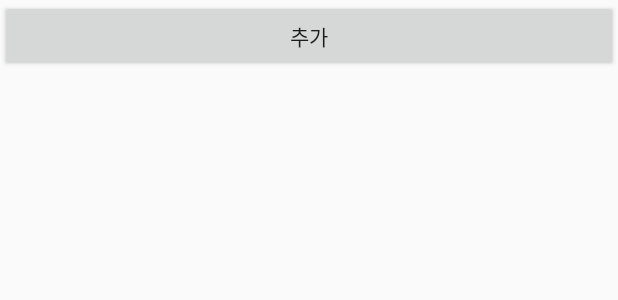
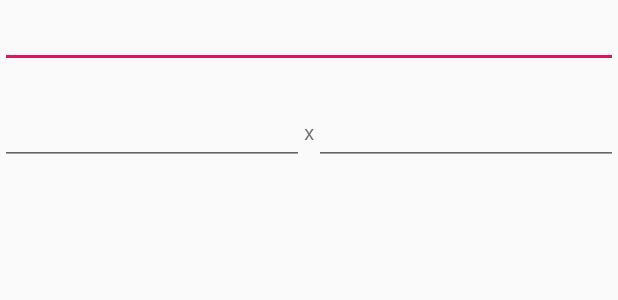
Before and after one commit to man-ramen-black/JustApp, an Android app: the layout activity_main.xml on its own in the app's theme, with its tools: preview values and no code run, on a phone screen of 412 x 824 dp. Shown: the top 300 px of the screen. Run offline under Robolectric (Android 15) with nearby library versions, the phone set to English and light mode, and no system bars.

Commit message:
기능: RxJava로 구구단 개발

```diff
--- a/app/build.gradle
+++ b/app/build.gradle
@@ -36,4 +36,6 @@ dependencies {
     implementation 'androidx.constraintlayout:constraintlayout:1.1.3'
     implementation 'androidx.room:room-runtime:2.2.0-alpha01'
     annotationProcessor "androidx.room:room-compiler:2.2.0-alpha01"
+
+    implementation "io.reactivex.rxjava3:rxjava:3.0.0-RC1"
 }
--- a/app/src/main/res/layout/activity_main.xml
+++ b/app/src/main/res/layout/activity_main.xml
@@ -5,19 +5,57 @@
         android:layout_width="match_parent"
         android:layout_height="match_parent">
 
-    <Button
-            android:id="@+id/add"
+    <EditText
+            android:id="@+id/simpleInput"
             android:layout_width="match_parent"
             android:layout_height="wrap_content"
             app:layout_constraintTop_toTopOf="parent"
-            android:text="추가"/>
+    />
 
-    <androidx.recyclerview.widget.RecyclerView
-            android:id="@+id/listView"
+    <TextView
+            android:id="@+id/simpleResult"
+            android:layout_width="match_parent"
+            android:layout_height="wrap_content"
+            app:layout_constraintTop_toBottomOf="@id/simpleInput"
+    />
+
+    <EditText
+            android:id="@+id/leftInput"
+            android:layout_width="0dp"
+            android:layout_height="wrap_content"
+            app:layout_constraintLeft_toLeftOf="parent"
+            app:layout_constraintRight_toLeftOf="@id/x"
+            app:layout_constraintTop_toBottomOf="@id/simpleResult"
+            app:layout_constraintHorizontal_chainStyle="packed"
+    />
+
+    <TextView
+            android:id="@+id/x"
+            android:layout_width="wrap_content"
+            android:layout_height="wrap_content"
+            android:text="x"
+            app:layout_constraintLeft_toRightOf="@id/leftInput"
+            app:layout_constraintRight_toLeftOf="@id/rightInput"
+            app:layout_constraintTop_toBottomOf="@id/simpleResult"
+            app:layout_constraintBottom_toBottomOf="@id/leftInput"
+    />
+
+    <EditText
+            android:id="@+id/rightInput"
+            android:layout_width="0dp"
+            android:layout_height="wrap_content"
+            app:layout_constraintTop_toTopOf="@id/leftInput"
+            app:layout_constraintLeft_toRightOf="@id/x"
+            app:layout_constraintRight_toRightOf="parent"
+    />
+
+    <TextView
+            android:id="@+id/mergeResult"
             android:layout_width="match_parent"
             android:layout_height="0dp"
-            app:layout_constraintTop_toBottomOf="@+id/add"
+            app:layout_constraintTop_toBottomOf="@id/leftInput"
             app:layout_constraintBottom_toBottomOf="parent"
     />
 
+
 </androidx.constraintlayout.widget.ConstraintLayout>
```
Also changed, not shown: app/src/main/java/com/black/study/MainActivity.kt (+66 -13 lines).
